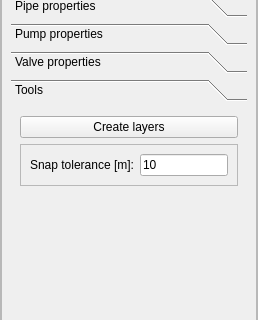
The window that qepanet_dockwidget.ui (aecforge/QEPANET) describes before a commit, drawn with Qt 5; both pictures show x 0 to 258 and y 282 to 602 of the 258 by 684 pixel window.
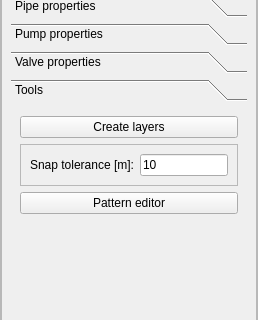
The same window after the commit. The open tabs and pages were chosen to show the change.

Commit message: - Partial implementation of pattern editor: GUI and some functionalities

The edit to the form file:
```diff
--- a/qepanet_dockwidget.ui
+++ b/qepanet_dockwidget.ui
@@ -850,9 +850,9 @@
               <property name="geometry">
                <rect>
                 <x>0</x>
-                <y>0</y>
-                <width>236</width>
-                <height>87</height>
+                <y>-25</y>
+                <width>219</width>
+                <height>116</height>
                </rect>
               </property>
               <attribute name="label">
@@ -892,6 +892,13 @@
                  </layout>
                 </widget>
                </item>
+               <item>
+                <widget class="QPushButton" name="btn_pattern_editor">
+                 <property name="text">
+                  <string>Pattern editor</string>
+                 </property>
+                </widget>
+               </item>
               </layout>
              </widget>
             </widget>
```
Left out of the diff: 2 changed lines with no effect on the pictures. The commit also changes 9 other files.
